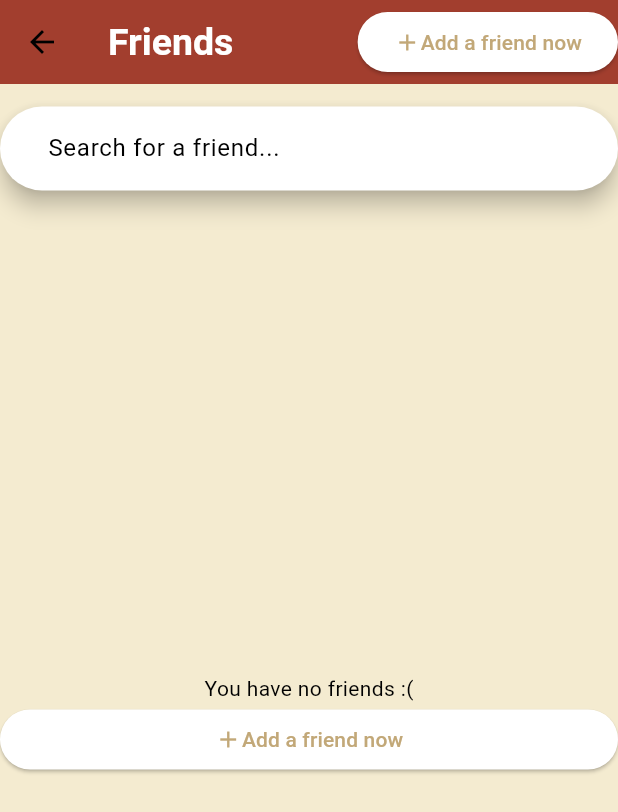
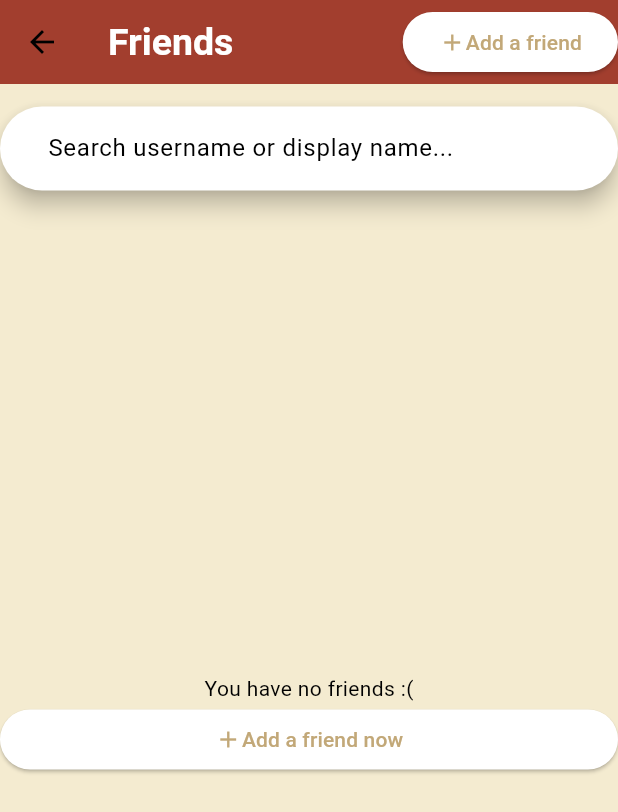
Before and after one commit to ellyburke/MobileDevicesAssignment, a Flutter app: the screen it shows after launch, after a tap on "Friends", on a phone screen of 412 x 824 dp. Shown: the top 812 px of the screen. Run offline on Flutter 3.47's test engine with Material 3 defaults, Android fonts, the phone set to English and light mode, and no system bars; our stand-ins replace flutter_local_notifications, fluttericon, permission_handler, sqflite, timezone; accounts and stored records are empty.

Commit message:
Adding search funtionality to friends list

```diff
--- a/dnd_app/lib/main.dart
+++ b/dnd_app/lib/main.dart
@@ -6,7 +6,11 @@ import 'package:dnd_app/screens/characters.dart';
 import 'package:dnd_app/screens/sessions.dart';
 import 'package:dnd_app/compendium.dart';
 
+import 'package:dnd_app/userDatabase.dart';
+
 void main() async {
+  // WidgetsFlutterBinding.ensureInitialized();
+  // await UserDatabase.instance.deleteOldDatabase(); // ONLY USED FOR TESTING
   runApp(MyApp());
 }
 
--- a/dnd_app/lib/screens/friends.dart
+++ b/dnd_app/lib/screens/friends.dart
@@ -12,20 +12,49 @@ class FriendsPage extends StatefulWidget{
 class _FriendsPageState extends State<FriendsPage>{
 
   // Get the list of friends in the database
-  late Future<List<User>> friendsList = UserDatabase.instance.getAllUser();
+  late Future<List<User>> userData = UserDatabase.instance.getAllUser();
+
+  // Store a bool to by pass filtered list initialization
+  bool _initialized = false;
+
+  // Main friends list (all friends)
+  List<dynamic> friendsList = [];
   Map<String, List<User>> sectionMap = {};
 
-  void mapData(List<dynamic> friends){
+  // Filtered list
+  Map<String, List<User>> filteredMap = {};
+  List<dynamic> filteredList = [];
+
+  // Text controller for search bar
+  TextEditingController searchController = TextEditingController();
+
+  Map<String, List<User>> mapData(List<dynamic> friends, {String text = ''}){
     // Function to map the list into alphabet sections to display on page
+
+    final query = text.trim().toLowerCase();
 
     // Create a new map
     Map<String, List<User>> newMap = {};
 
     // Go through the whole list
     for (User friend in friends){
-      final firstLetter = friend.username[0].toUpperCase();
+      // Normalize fields (prevent null errors)
+      final display = (friend.displayName ?? friend.firstName).toLowerCase();
+      final first = friend.firstName.toLowerCase();
+      final user = friend.username.toLowerCase();
 
-      // Check if the letter is in the map already
+      // Filter for searching
+      if (query.isNotEmpty) {
+        final matches = display.contains(query) || first.contains(query) ||
+            user.contains(query);
+        // Skip adding to map if no match
+        if (!matches) continue;
+      }
+
+      // Determine section letter
+      String firstLetter = (friend.displayName ?? friend.firstName)[0].toUpperCase();
+
+      // Ensure letter has a list to add to
       if (!newMap.containsKey(firstLetter)){
         newMap[firstLetter] = [];
       }
@@ -34,8 +63,7 @@ class _FriendsPageState extends State<FriendsPage>{
 
     // Sort map
     var sortedByKeyMap = SplayTreeMap<String, List<User>>.from(newMap);
-    sectionMap = sortedByKeyMap;
-
+    return sortedByKeyMap;
   }
 
   List<dynamic> buildFlattenedList(Map<String, List<User>> sectionMap) {
@@ -49,30 +77,49 @@ class _FriendsPageState extends State<FriendsPage>{
       flattened.add(key);                   // Section header (String)
       flattened.addAll(sectionMap[key]!);   // Section items (User objects)
     }
-
     return flattened;
   }
 
-
   // Add a user for testing
   void addFriend(){
-    final newUser = User(3, 'jim345', 'passwords', ['10','2']);
+    final newUser = User(
+      username: "king123",
+      password: "supersecure123",
+      friends: ["1", "4", "7"],
+      firstName: "Charles",
+      lastName: "Lee",
+      birthday: DateTime(2003, 5, 22),
+      bio: "Building cool stuff and breaking things along the way.",
+      displayName: "KingCharles",
+      pronouns: "he/him",
+      profileImage: "https://example.com/marcus.jpg",
+      email: "marcus@example.com",
+    );
     UserDatabase.instance.insertUser(newUser);
     final refreshedList = UserDatabase.instance.getAllUser();
     setState(() {
-      friendsList = refreshedList;
+      userData = refreshedList;
+    });
+  }
+
+  void removeFriend(int id){
+    UserDatabase.instance.deleteUser(id);
+    final refreshedList = UserDatabase.instance.getAllUser();
+
+    setState(() {
+      userData = refreshedList;
     });
   }
 
   @override
   void initState() {
-    friendsList = UserDatabase.instance.getAllUser();
+    userData = UserDatabase.instance.getAllUser();
   }
   @override
   Widget build(BuildContext context) {
     // Wrap the entire Scaffold in a Future builder
     return FutureBuilder(
-      future: friendsList,
+      future: userData,
       builder: (context, snapshot) {
 
         // While loading
@@ -90,11 +137,16 @@ class _FriendsPageState extends State<FriendsPage>{
           );
         }
 
-        // Extract data
-        final dynamic friends = snapshot.data ?? [];
-        // Section map and flatten
-        mapData(friends);
-        final list = buildFlattenedList(sectionMap);
+        // Extract data when there is stuff in the database (all friends)
+        friendsList = snapshot.data ?? [];
+
+        if (!_initialized){
+          sectionMap = mapData(friendsList);
+          // Save a filtered version
+          filteredMap = mapData(friendsList);
+          filteredList = buildFlattenedList(sectionMap);
+          _initialized = true;
+        }
 
         return Scaffold(
           appBar: AppBar(
@@ -107,7 +159,7 @@ class _FriendsPageState extends State<FriendsPage>{
                 child: Row(
                   children: const [
                     Icon(Icons.add),
-                    Text("Add a friend now"),
+                    Text("Add a friend"),
                   ],
                 ),
               ),
@@ -119,16 +171,23 @@ class _FriendsPageState extends State<FriendsPage>{
               const SizedBox(height: 15),
 
               SearchBar(
+                controller: searchController,
                 padding: const WidgetStatePropertyAll<EdgeInsets>(
                   EdgeInsets.symmetric(horizontal: 16.0),
                 ),
-                hintText: "Search for a friend...",
+                hintText: "Search username or display name...",
+                onChanged: (value){
+                  setState(() {
+                    filteredMap = mapData(friendsList, text: value);
+                    filteredList = buildFlattenedList(filteredMap);
+                  });
+                },
               ),
 
               const SizedBox(height: 15),
 
               // 🔥 Handle the "no friends" case
-              if (friends.isEmpty)
+              if (friendsList.isEmpty)
                 Expanded(
                   child: Center(
                     child: Column(
@@ -153,9 +212,9 @@ class _FriendsPageState extends State<FriendsPage>{
               // Show friends list
                 Expanded(
                   child: ListView.builder(
-                    itemCount: list.length,
+                    itemCount: filteredList.length,
                     itemBuilder: (context, index) {
-                      final item = list[index];
+                      final item = filteredList[index];
 
                       // If the 'item' is a string
                       if (item is String){
@@ -165,7 +224,6 @@ class _FriendsPageState extends State<FriendsPage>{
                             Text(
                               item,
                               style: TextStyle(
-
                                   fontSize: 35,
                                   fontWeight: FontWeight.bold
                               ),
@@ -175,9 +233,41 @@ class _FriendsPageState extends State<FriendsPage>{
                       }
 
                       return Card(
+                        margin: const EdgeInsets.symmetric(horizontal: 12, vertical: 6),
+                        shape: RoundedRectangleBorder(borderRadius: BorderRadius.circular(16)),
+                        elevation: 2,
                         child: ListTile(
-                          leading: const CircleAvatar(),
-                          title: Text(item.username),
+                          contentPadding: const EdgeInsets.all(12),
+                          leading: CircleAvatar(
+                            radius: 25,
+                            child: const Icon(Icons.person),
+                          ),
+                          title: Row(
+                            children: [
+                              Text(
+                                item.displayName ?? '${item.firstName}',
+                                style: const TextStyle(
+                                    fontWeight: FontWeight.w600,
+                                    fontSize: 25
+                                ),
+                              ),
+                              SizedBox(width: 10,),
+                              Text(item.pronouns ?? '')
+                            ],
+                          ),
+                          subtitle: Column(
+                            crossAxisAlignment: CrossAxisAlignment.start,
+                            children: [
+                              Text("@${item.username}"),
+                              if (item.bio != null && item.bio!.isNotEmpty)
+                                Text(
+                                  "📣 \"${item.bio!}\"",
+                                  maxLines: 1,
+                                  overflow: TextOverflow.ellipsis,
+                                  style: const TextStyle(fontSize: 15),
+                                ),
+                            ],
+                          ),
                         ),
                       );
                     },
--- a/dnd_app/lib/userDatabase.dart
+++ b/dnd_app/lib/userDatabase.dart
@@ -8,8 +8,30 @@ class User {
   String username;
   String password;
   List<String> friends; //List of usernames or ids of friends, probably id.
+  String firstName;
+  String lastName;
+  DateTime birthday;
+  String? bio;
+  String? displayName;
+  String? pronouns;
+  String? profileImage;
+  String email;
 
-  User(this.id, this.username, this.password, this.friends);
+
+  User({
+    this.id,
+    required this.username,
+    required this.password,
+    this.friends = const [],
+    required this.firstName,
+    required this.lastName,
+    required this.birthday,
+    this.bio,
+    this.displayName,
+    this.pronouns,
+    this.profileImage,
+    required this.email
+  });
 
   Map<String, dynamic> toMap() {
     return {
@@ -17,17 +39,37 @@ class User {
       'username': username,
       'password': password,
       'friends': jsonEncode(friends),
+      'firstName': firstName,
+      'lastName': lastName,
+      'birthday': birthday.toIso8601String(),
+      'bio': bio,
+      'displayName': displayName,
+      'pronouns': pronouns,
+      'profileImage': profileImage,
+      'email': email,
     };
   }
 
+
   factory User.fromMap(Map<String, dynamic> map) {
     return User(
-      map['id'],
-      map['username'],
-      map['password'],
-      List<String>.from(jsonDecode(map['friends'])),
+      id: map['id'],
+      username: map['username'],
+      password: map['password'],
+      friends: map['friends'] != null
+          ? List<String>.from(jsonDecode(map['friends']))
+          : [],
+      firstName: map['firstName'],
+      lastName: map['lastName'],
+      birthday: DateTime.parse(map['birthday']),
+      bio: map['bio'],
+      displayName: map['displayName'],
+      pronouns: map['pronouns'],
+      profileImage: map['profileImage'],
+      email: map['email'],
     );
   }
+
 }
 
 class UserDatabase {
@@ -48,12 +90,28 @@ class UserDatabase {
     return await openDatabase(path, version: 1, onCreate: _createDatabase);
   }
 
+  // Deletes database - ONLY FOR TESTING
+  // Future<void> deleteOldDatabase() async {
+  //   final dbPath = await getDatabasesPath();
+  //   final path = join(dbPath, 'user.db');
+  //
+  //   await deleteDatabase(path);
+  // }
+
   Future<void> _createDatabase(Database db, int version) async {
     await db.execute('''
     CREATE TABLE users(
       id INTEGER PRIMARY KEY AUTOINCREMENT,
       username TEXT NOT NULL,
       password TEXT NOT NULL,
+      email TEXT NOT NULL,
+      firstName TEXT NOT NULL,
+      lastName TEXT NOT NULL,
+      birthday TEXT NOT NULL,
+      bio TEXT,
+      displayName TEXT,
+      pronouns TEXT,
+      profileImage TEXT,
       friends TEXT NOT NULL DEFAULT '[]'
     );
   ''');
```
Lines whose indentation alone changed are shown as unchanged.
